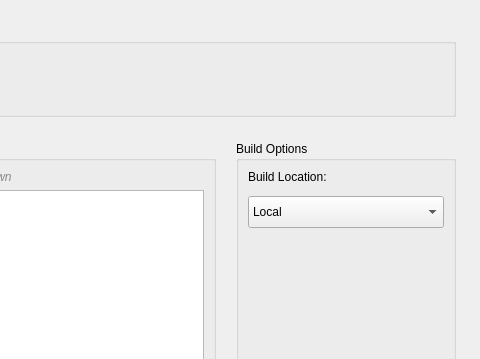
cpt-cabbage/luma_tools, file resources/ui/tabs/pass_builder.ui: the form before one commit; both pictures show x 920 to 1400 and y 0 to 359 of the 1400 by 850 pixel window.
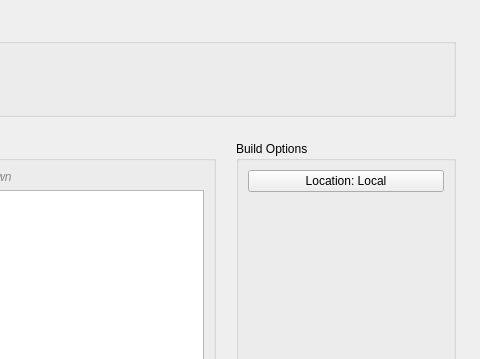
The form after the commit.

The edit to the form file:
```diff
--- a/resources/ui/tabs/pass_builder.ui
+++ b/resources/ui/tabs/pass_builder.ui
@@ -194,33 +194,19 @@
          <number>12</number>
         </property>
         <item>
-         <widget class="QLabel" name="buildTypeLabel">
+         <widget class="QPushButton" name="BuildTypeButton">
           <property name="text">
-           <string>Build Location:</string>
+           <string>Location: Local</string>
           </property>
-         </widget>
-        </item>
-        <item>
-         <widget class="QComboBox" name="BuildType">
           <property name="minimumSize">
            <size>
             <width>0</width>
-            <height>32</height>
+            <height>0</height>
            </size>
           </property>
           <property name="toolTip">
            <string>Build on your local PC or submit to the render farm</string>
           </property>
-          <item>
-           <property name="text">
-            <string>Local</string>
-           </property>
-          </item>
-          <item>
-           <property name="text">
-            <string>Farm</string>
-           </property>
-          </item>
          </widget>
         </item>
         <item>
```
Left out of the diff: 2 changed lines with no effect on the pictures.
